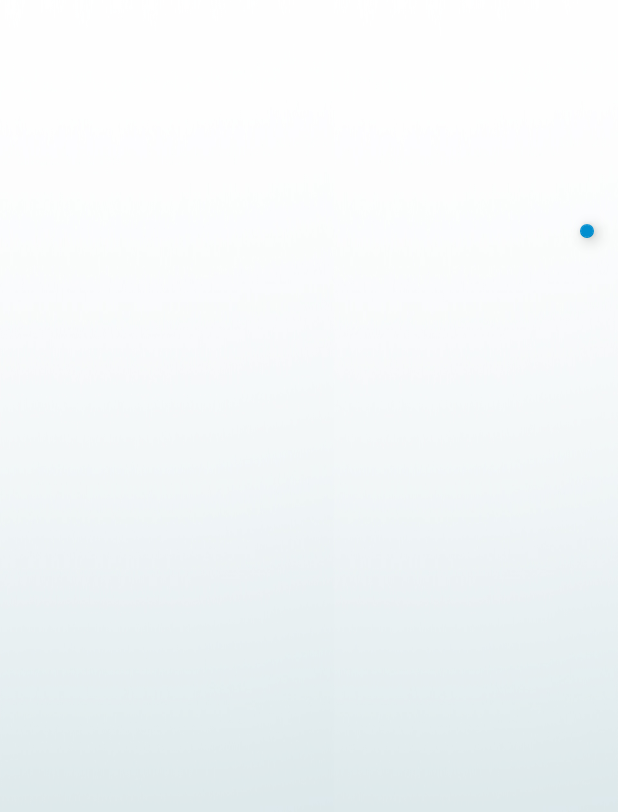
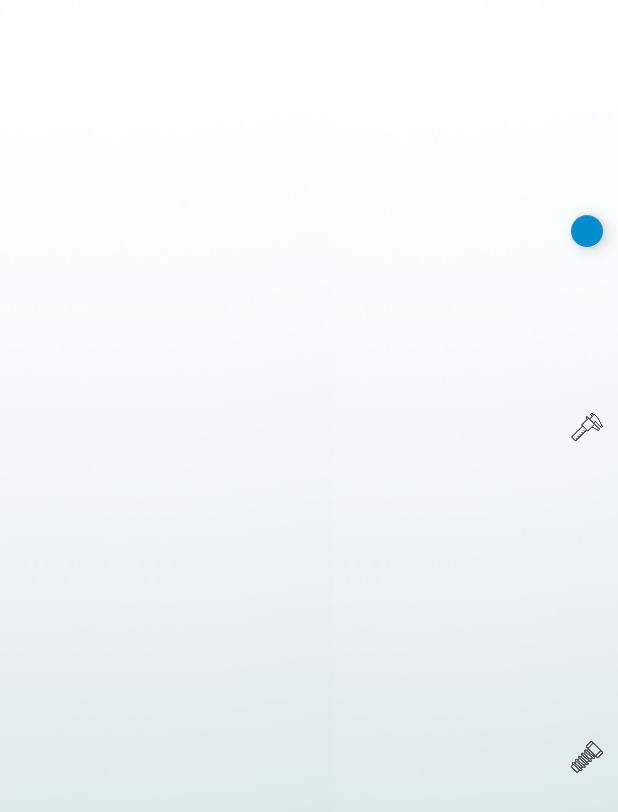
Before and after one commit to CFMFERNANDEZ/ImagenNext, an Android app: the OMSDisplayActivity screen opened directly, with no data from a screen before it, on a phone screen of 412 x 824 dp. Shown: the top 812 px of the screen. Run offline under Robolectric (Android 15) with nearby library versions, the phone set to English and light mode, and no system bars; 7 statements that could not run were skipped.

Commit message:
Icons metrics & components

```diff
--- a/app/src/main/res/layout/activity_order_screen.xml
+++ b/app/src/main/res/layout/activity_order_screen.xml
@@ -38,7 +38,24 @@
             android:layout_height="wrap_content"
             android:layout_gravity="end|bottom"
             android:src="@drawable/logocf"
-            android:layout_margin="16dp" />
+            android:layout_margin="10dp" />
+
+        <ImageView
+            android:id="@+id/iconMet"
+            android:layout_below="@id/fab"
+            android:layout_width="wrap_content"
+            android:layout_height="wrap_content"
+            android:layout_margin="10dp"
+            android:src="@drawable/metrics"
+            />
+        <ImageView
+            android:id="@+id/iconMat"
+            android:layout_below="@id/iconMet"
+            android:layout_width="wrap_content"
+            android:layout_height="wrap_content"
+            android:layout_margin="10dp"
+            android:src="@drawable/component"
+            />
 
     </RelativeLayout>
 
```
Also changed, not shown: app/src/main/java/com/epson/moverio/bt300/sample/samplehwkey/OMSDisplayActivity.java (+20 -1 lines), app/src/main/res/drawable/assembly.png, app/src/main/res/drawable/closed.png, app/src/main/res/drawable/component.png, app/src/main/res/drawable/componentlist.png, app/src/main/res/drawable/metriclist.png (added), app/src/main/res/drawable/metrics.png, app/src/main/res/drawable/open.png, app/src/main/res/drawable/process.png, app/src/main/res/drawable/red.png (added), app/src/main/res/drawable/voice.png (added).
